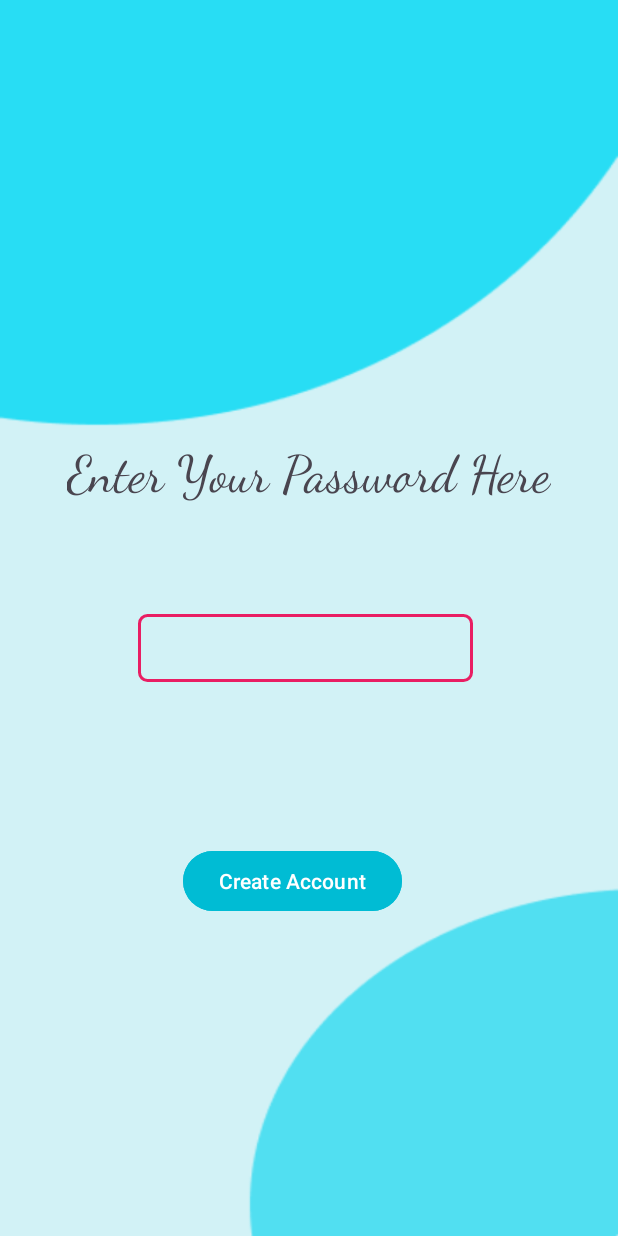
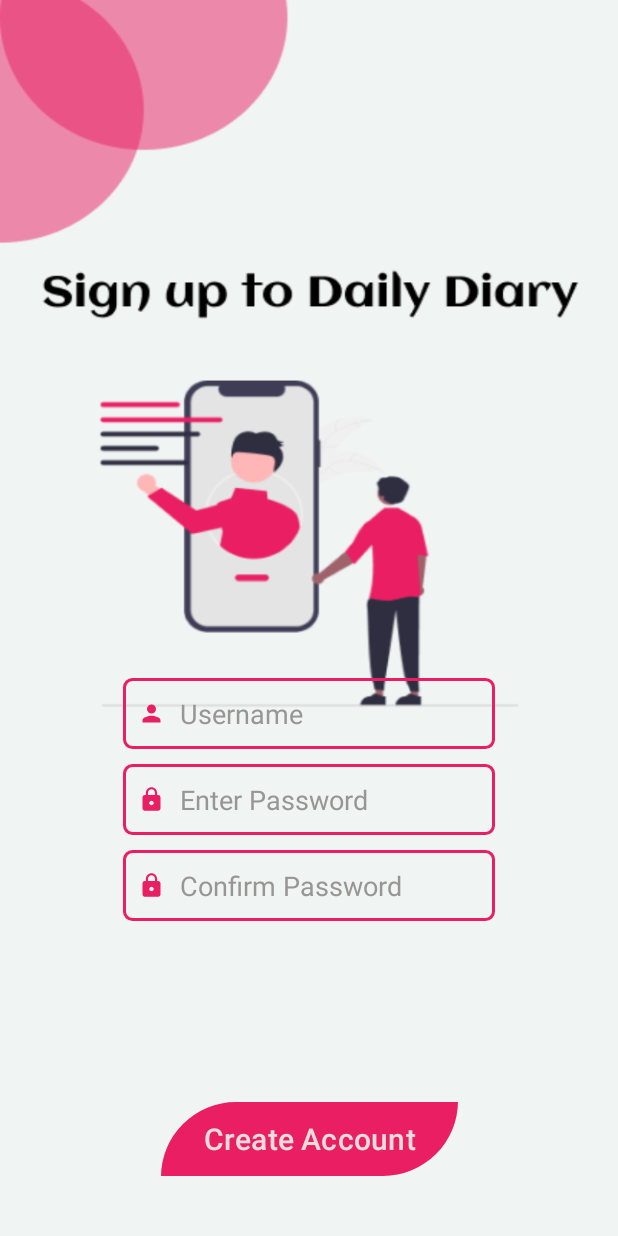
Before and after one commit to GovinduKamburugamuwa/Daily_Diary, an Android app: the Login screen opened directly, with no data from a screen before it, on a phone screen of 412 x 824 dp. Run offline under Robolectric (Android 15) with nearby library versions, the phone set to English and light mode, and no system bars; libraries missing offline, so code that uses them is left out: com.google.firebase.crashlytics.

Commit message:
adding username for loginpage and registration page

```diff
--- /dev/null
+++ b/app/src/main/res/drawable/baseline_person_24.xml
@@ -0,0 +1,10 @@
+<vector xmlns:android="http://schemas.android.com/apk/res/android"
+    android:width="18dp"
+    android:height="18dp"
+    android:viewportWidth="24"
+    android:viewportHeight="24"
+    android:tint="#E91E63">
+    <path
+        android:fillColor="@android:color/white"
+        android:pathData="M12,12c2.21,0 4,-1.79 4,-4s-1.79,-4 -4,-4 -4,1.79 -4,4 1.79,4 4,4zM12,14c-2.67,0 -8,1.34 -8,4v2h16v-2c0,-2.66 -5.33,-4 -8,-4z"/>
+</vector>
--- a/app/src/main/res/layout/activity_login.xml
+++ b/app/src/main/res/layout/activity_login.xml
@@ -5,57 +5,74 @@
     android:id="@+id/main"
     android:layout_width="match_parent"
     android:layout_height="match_parent"
-    android:background="@drawable/sign_page"
+    android:background="@drawable/registration"
     android:scaleType="centerCrop"
     tools:context=".Login">
 
     <EditText
-        android:id="@+id/pass"
-        android:layout_width="223dp"
-        android:layout_height="45dp"
-        android:layout_marginStart="92dp"
-        android:layout_marginTop="388dp"
-        android:layout_marginEnd="110dp"
-        android:layout_marginBottom="44dp"
+        android:id="@+id/username"
+        android:layout_width="248dp"
+        android:layout_height="47dp"
+        android:layout_marginTop="452dp"
         android:background="@drawable/edt_background"
+        android:drawableLeft="@drawable/baseline_person_24"
+        android:drawablePadding="10dp"
         android:ems="10"
-        android:inputType="textPassword"
-        app:layout_constraintBottom_toTopOf="@+id/crtbtn"
+        android:hint="Username"
+        android:inputType="text"
+        android:paddingLeft="10dp"
+        android:textColorHint="#FF989595"
         app:layout_constraintEnd_toEndOf="parent"
-        app:layout_constraintHorizontal_bias="0.0"
         app:layout_constraintStart_toStartOf="parent"
         app:layout_constraintTop_toTopOf="parent" />
 
+    <EditText
+        android:id="@+id/password"
+        android:layout_width="248dp"
+        android:layout_height="47dp"
+        android:layout_marginTop="10dp"
+        android:background="@drawable/edt_background"
+        android:drawableLeft="@drawable/baseline_lock_24"
+        android:drawablePadding="10dp"
+        android:ems="10"
+        android:inputType="textPassword"
+        android:paddingLeft="10dp"
+        android:hint="Enter Password"
+        android:textColorHint="#FF989595"
+        app:layout_constraintEnd_toEndOf="parent"
+        app:layout_constraintStart_toStartOf="parent"
+        app:layout_constraintTop_toBottomOf="@+id/username" />
+
+    <EditText
+        android:id="@+id/confirmPassword"
+        android:layout_width="248dp"
+        android:layout_height="47dp"
+        android:layout_marginTop="10dp"
+        android:background="@drawable/edt_background"
+        android:drawableLeft="@drawable/baseline_lock_24"
+        android:drawablePadding="10dp"
+        android:ems="10"
+        android:inputType="textPassword"
+        android:paddingLeft="10dp"
+        android:hint="Confirm Password"
+        android:textColorHint="#FF989595"
+        app:layout_constraintEnd_toEndOf="parent"
+        app:layout_constraintStart_toStartOf="parent"
+        app:layout_constraintTop_toBottomOf="@+id/password" />
+
     <Button
         android:id="@+id/crtbtn"
-        android:layout_width="wrap_content"
-        android:layout_height="wrap_content"
-        android:layout_marginStart="122dp"
-        android:layout_marginTop="44dp"
-        android:layout_marginEnd="143dp"
-        android:layout_marginBottom="191dp"
-        android:backgroundTint="#00BCD4"
+        android:layout_width="198dp"
+        android:layout_height="57dp"
+        android:layout_marginBottom="36dp"
         android:text="Create Account"
+        android:textAlignment="center"
+        android:textColor="#ECDDDD"
+        android:textSize="20sp"
+        app:backgroundTint="#E91E63"
         app:layout_constraintBottom_toBottomOf="parent"
         app:layout_constraintEnd_toEndOf="parent"
-        app:layout_constraintHorizontal_bias="0.0"
         app:layout_constraintStart_toStartOf="parent"
-        app:layout_constraintTop_toBottomOf="@+id/pass"
-        app:layout_constraintVertical_bias="0.0" />
+        app:shapeAppearance="@style/CustomShapeAppearance" />
 
-    <TextView
-        android:id="@+id/textView2"
-        android:layout_width="wrap_content"
-        android:layout_height="wrap_content"
-        android:layout_marginStart="122dp"
-        android:layout_marginTop="302dp"
-        android:layout_marginEnd="122dp"
-        android:layout_marginBottom="83dp"
-        android:fontFamily="@font/dancingscript_variablefont_wght"
-        android:text="Enter Your Password Here"
-        android:textSize="34sp"
-        app:layout_constraintBottom_toTopOf="@+id/pass"
-        app:layout_constraintEnd_toEndOf="parent"
-        app:layout_constraintStart_toStartOf="parent"
-        app:layout_constraintTop_toTopOf="parent" />
 </androidx.constraintlayout.widget.ConstraintLayout>
```
Also changed, not shown: app/src/main/java/com/example/myapplication/Login.java (+44 -15 lines), app/src/main/java/com/example/myapplication/LoginPage.java (+16 -7 lines), app/src/main/res/layout/activity_login_page.xml (+36 -15 lines), app/src/main/res/drawable/loginscreen.png (added), app/src/main/res/drawable/mybackgroundimage.png, app/src/main/res/drawable/registration.png.
